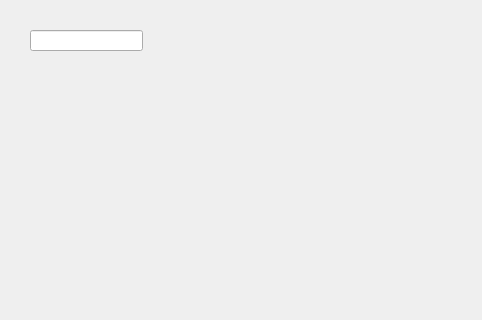
Before: the Qt Designer form appetizer-core/components-mesero/menuplatillos.ui in AngelGenis/Appetizer, drawn with Qt 5; both pictures show x 0 to 482 and y 0 to 320 of the 482 by 552 pixel window.
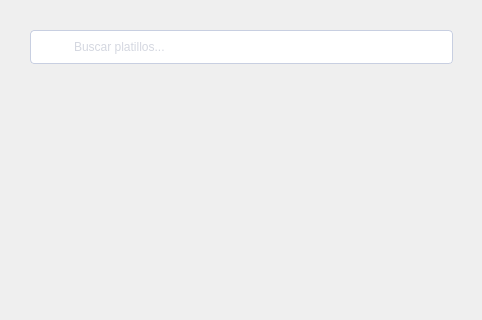
After: the same form once the commit is applied. Icons and pictures are not drawn.

What changed in the file:
```diff
--- a/appetizer-core/components-mesero/menuplatillos.ui
+++ b/appetizer-core/components-mesero/menuplatillos.ui
@@ -24,9 +24,40 @@
     <rect>
      <x>30</x>
      <y>30</y>
-     <width>113</width>
-     <height>21</height>
+     <width>423</width>
+     <height>34</height>
     </rect>
+   </property>
+   <property name="styleSheet">
+    <string notr="true">background: #FFFFFF;
+padding-left: 41px;
+
+border: 1px solid #C8CFE1;
+border-radius: 4px;
+
+color: #A9AFC2;</string>
+   </property>
+   <property name="text">
+    <string/>
+   </property>
+   <property name="placeholderText">
+    <string>Buscar platillos...</string>
+   </property>
+  </widget>
+  <widget class="QLabel" name="label">
+   <property name="geometry">
+    <rect>
+     <x>41</x>
+     <y>33</y>
+     <width>16</width>
+     <height>29</height>
+    </rect>
+   </property>
+   <property name="text">
+    <string/>
+   </property>
+   <property name="pixmap">
+    <pixmap resource="../Resources.qrc">:/Img/lupa.png</pixmap>
    </property>
   </widget>
  </widget>
```
Left out of the diff: 6 changed lines with no effect on the pictures.
